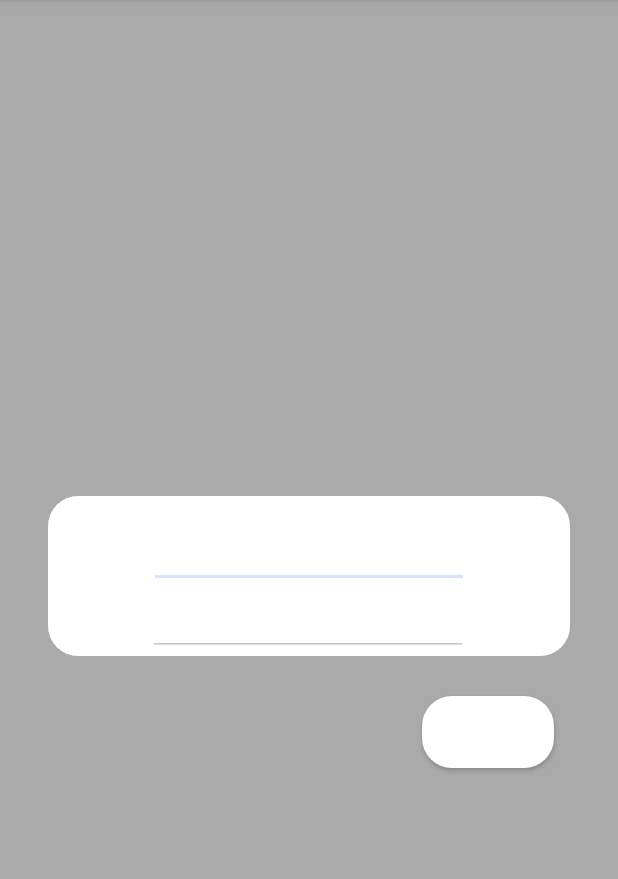
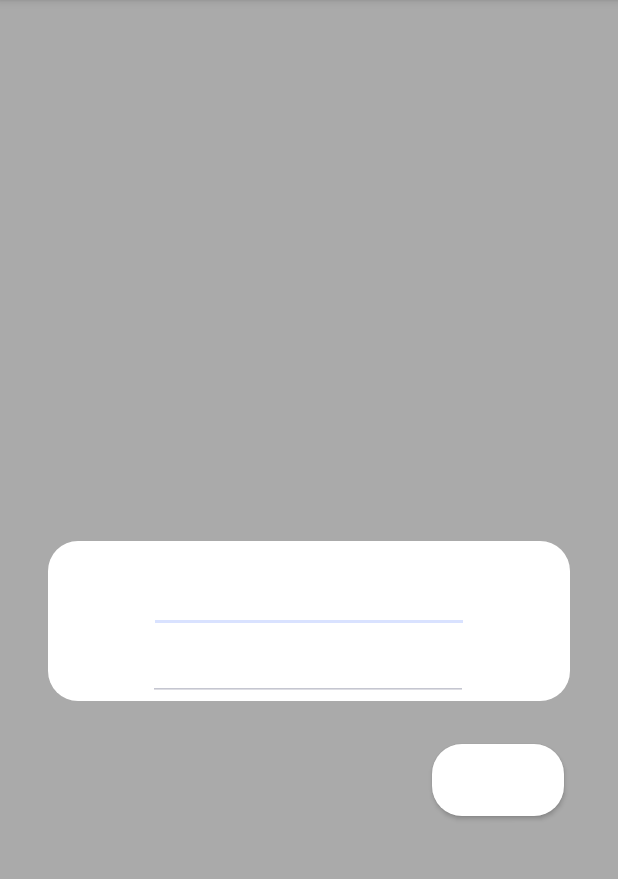
Before and after one commit to RomainReina/Projet_Android, an Android app: the layout login_layout.xml on its own in the app's theme, with its tools: preview values and no code run, on a phone screen of 412 x 824 dp, the part 84-963 px from its top. Run offline under Robolectric (Android 15) with nearby library versions, the phone set to English and light mode, and no system bars.

Commit message:
up
je save juste mon  travail

```diff
--- a/app/src/main/java/com/example/projet_android/SBApplication.java
+++ b/app/src/main/java/com/example/projet_android/SBApplication.java
@@ -16,6 +16,7 @@ public class SBApplication extends Application {
 
 	// Used to access Context anywhere within the app
 	public static Context getContext() {
+
 		return sContext;
 	}
 }
--- a/app/src/main/java/com/example/projet_android/SBLoginActivity.java
+++ b/app/src/main/java/com/example/projet_android/SBLoginActivity.java
@@ -24,7 +24,6 @@ public class SBLoginActivity extends AppCompatActivity implements View.OnClickLi
     @Override
     protected void onCreate(@Nullable Bundle savedInstanceState) {
         super.onCreate(savedInstanceState);
-
         setContentView(R.layout.login_layout);
 
         mLoginEditText = (EditText) findViewById(R.id.loginEditText);
@@ -34,12 +33,11 @@ public class SBLoginActivity extends AppCompatActivity implements View.OnClickLi
         final String login = PreferenceUtils.getLogin();
         if(!TextUtils.isEmpty(login)){
             startActivity(getHomeIntent(login));
-    }
+        }
     }
 
     @Override
     public void onClick(View v) {
-
 
         String login;
 
--- a/app/src/main/res/layout/login_layout.xml
+++ b/app/src/main/res/layout/login_layout.xml
@@ -18,7 +18,8 @@
         app:layout_constraintEnd_toEndOf="parent"
         app:layout_constraintHorizontal_bias="0.0"
         app:layout_constraintStart_toStartOf="parent"
-        app:layout_constraintTop_toTopOf="parent">
+        app:layout_constraintTop_toTopOf="parent"
+        app:layout_constraintVertical_bias="0.545">
 
 
         <EditText
@@ -82,13 +83,13 @@
         android:id="@+id/loginButton"
         android:layout_width="wrap_content"
         android:layout_height="wrap_content"
-        android:layout_marginBottom="256dp"
+        android:layout_marginBottom="224dp"
         android:background="@drawable/white_round_corner_background"
         android:hint="@string/login"
         android:textColor="@color/black"
         app:layout_constraintBottom_toBottomOf="parent"
         app:layout_constraintEnd_toEndOf="parent"
-        app:layout_constraintHorizontal_bias="0.868"
+        app:layout_constraintHorizontal_bias="0.888"
         app:layout_constraintStart_toStartOf="parent" />
 
 </androidx.constraintlayout.widget.ConstraintLayout>
```
Also changed, not shown: app/src/main/java/com/example/projet_android/MainActivity.java (+0 -58 lines).
